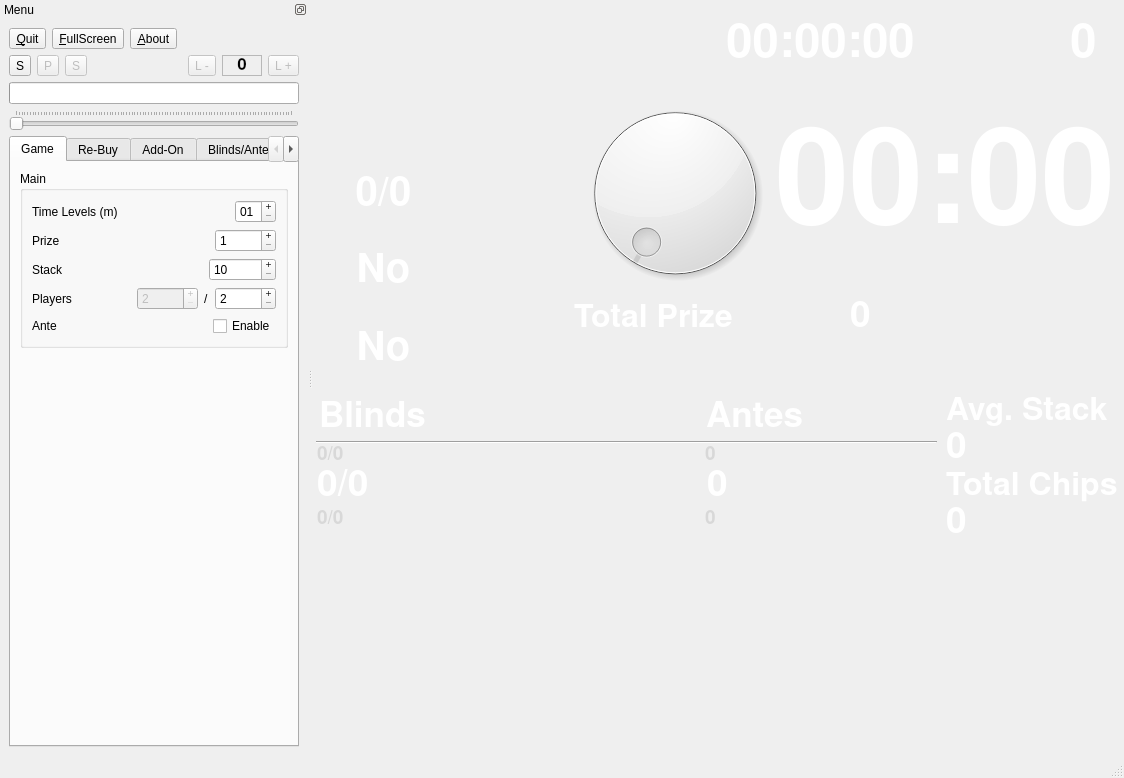
rp-/pokerclock, file src/mainWindow.ui: the form before one commit.
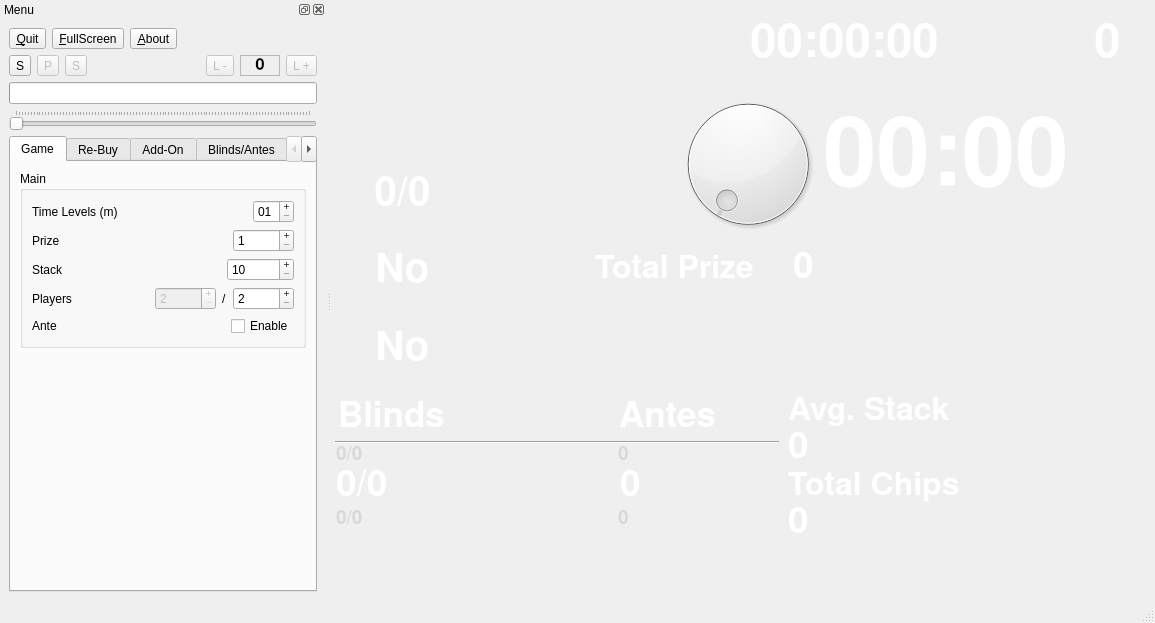
The form after the commit. Icons and pictures are not drawn. Custom widgets are drawn as their Qt base class.

```diff
--- a/src/mainWindow.ui
+++ b/src/mainWindow.ui
@@ -6,8 +6,8 @@
    <rect>
     <x>0</x>
     <y>0</y>
-    <width>1124</width>
-    <height>778</height>
+    <width>1155</width>
+    <height>623</height>
    </rect>
   </property>
   <property name="sizePolicy">
@@ -282,7 +282,7 @@
       <item>
        <layout class="QVBoxLayout">
         <property name="spacing">
-         <number>6</number>
+         <number>2</number>
         </property>
         <property name="margin">
          <number>0</number>
@@ -399,8 +399,8 @@
            <widget class="qtPie" name="dialTime">
             <property name="minimumSize">
              <size>
-              <width>200</width>
-              <height>200</height>
+              <width>150</width>
+              <height>150</height>
              </size>
             </property>
             <property name="palette">
@@ -563,7 +563,7 @@
            <widget class="QLabel" name="lblTime">
             <property name="font">
              <font>
-              <pointsize>100</pointsize>
+              <pointsize>72</pointsize>
               <weight>75</weight>
               <italic>false</italic>
               <bold>true</bold>
@@ -607,22 +607,28 @@
           </property>
           <layout class="QHBoxLayout" name="horizontalLayout_5">
            <property name="spacing">
-            <number>2</number>
+            <number>4</number>
            </property>
            <property name="leftMargin">
-            <number>6</number>
+            <number>8</number>
            </property>
            <property name="topMargin">
             <number>1</number>
            </property>
            <property name="rightMargin">
-            <number>1</number>
+            <number>6</number>
            </property>
            <property name="bottomMargin">
             <number>1</number>
            </property>
            <item>
             <widget class="QLabel" name="lblTotalPrizeLabel">
+             <property name="sizePolicy">
+              <sizepolicy hsizetype="Preferred" vsizetype="Preferred">
+               <horstretch>0</horstretch>
+               <verstretch>0</verstretch>
+              </sizepolicy>
+             </property>
              <property name="font">
               <font>
                <pointsize>24</pointsize>
@@ -633,18 +639,56 @@
              </property>
             </widget>
            </item>
+           <item>
+            <widget class="QLabel" name="lblImagePrize">
+             <property name="sizePolicy">
+              <sizepolicy hsizetype="Minimum" vsizetype="Minimum">
+               <horstretch>0</horstretch>
+               <verstretch>0</verstretch>
+              </sizepolicy>
+             </property>
+             <property name="text">
+              <string/>
+             </property>
+             <property name="pixmap">
+              <pixmap resource="pokerclock.qrc">:/images/dollars.png</pixmap>
+             </property>
+            </widget>
+           </item>
            <item>
             <widget class="QLabel" name="lblTotalPrize">
+             <property name="sizePolicy">
+              <sizepolicy hsizetype="Expanding" vsizetype="Preferred">
+               <horstretch>0</horstretch>
+               <verstretch>0</verstretch>
+              </sizepolicy>
+             </property>
              <property name="font">
               <font>
                <pointsize>28</pointsize>
               </font>
              </property>
+             <property name="layoutDirection">
+              <enum>Qt::RightToLeft</enum>
+             </property>
              <property name="text">
               <string>0</string>
              </property>
             </widget>
            </item>
+           <item>
+            <spacer name="horizontalSpacer_6">
+             <property name="orientation">
+              <enum>Qt::Horizontal</enum>
+             </property>
+             <property name="sizeHint" stdset="0">
+              <size>
+               <width>40</width>
+               <height>20</height>
+              </size>
+             </property>
+            </spacer>
+           </item>
           </layout>
          </widget>
         </item>
@@ -677,7 +721,7 @@
        <widget class="QFrame" name="frame">
         <property name="minimumSize">
          <size>
-          <width>300</width>
+          <width>450</width>
           <height>0</height>
          </size>
         </property>
@@ -840,7 +884,7 @@
              </spacer>
             </item>
             <item>
-             <widget class="QLabel" name="lblAfterAntes">
+             <widget class="QLabel" name="lblBeforeAntes">
               <property name="sizePolicy">
                <sizepolicy hsizetype="Preferred" vsizetype="Preferred">
                 <horstretch>40</horstretch>
@@ -1026,7 +1070,7 @@
              </spacer>
             </item>
             <item>
-             <widget class="QLabel" name="lblAfterAntes_2">
+             <widget class="QLabel" name="lblAfterAntes">
               <property name="sizePolicy">
                <sizepolicy hsizetype="Preferred" vsizetype="Preferred">
                 <horstretch>40</horstretch>
@@ -1156,6 +1200,19 @@
         </layout>
        </widget>
       </item>
+      <item>
+       <spacer name="horizontalSpacer_5">
+        <property name="orientation">
+         <enum>Qt::Horizontal</enum>
+        </property>
+        <property name="sizeHint" stdset="0">
+         <size>
+          <width>40</width>
+          <height>20</height>
+         </size>
+        </property>
+       </spacer>
+      </item>
      </layout>
     </item>
    </layout>
@@ -1164,7 +1221,7 @@
   <widget class="QDockWidget" name="dockMenu">
    <property name="minimumSize">
     <size>
-     <width>308</width>
+     <width>326</width>
      <height>511</height>
     </size>
    </property>
@@ -1175,7 +1232,7 @@
     <bool>false</bool>
    </property>
    <property name="features">
-    <set>QDockWidget::DockWidgetFloatable|QDockWidget::DockWidgetMovable</set>
+    <set>QDockWidget::AllDockWidgetFeatures</set>
    </property>
    <property name="allowedAreas">
     <set>Qt::LeftDockWidgetArea</set>
```
